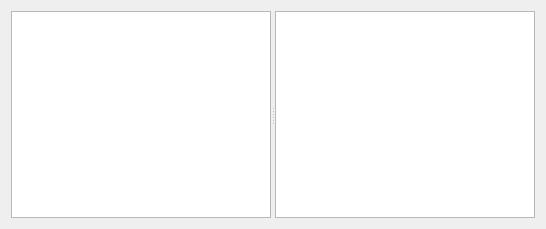
Above: src/editor/mpqeditor/ui/mpqeditor.ui from tdauth/wc3lib before the change. Below: the same form after it.
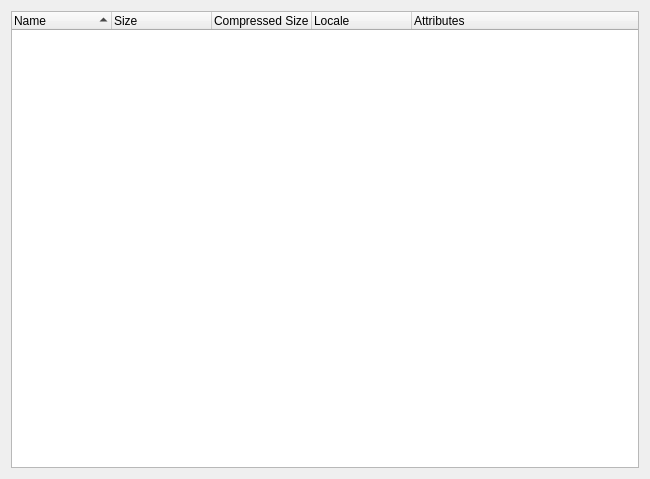
That is the form after the change.

```diff
--- a/src/editor/mpqeditor/ui/mpqeditor.ui
+++ b/src/editor/mpqeditor/ui/mpqeditor.ui
@@ -6,8 +6,8 @@
    <rect>
     <x>0</x>
     <y>0</y>
-    <width>546</width>
-    <height>229</height>
+    <width>650</width>
+    <height>479</height>
    </rect>
   </property>
   <property name="windowTitle">
@@ -35,16 +35,50 @@
         <verstretch>0</verstretch>
        </sizepolicy>
       </property>
+      <property name="contextMenuPolicy">
+       <enum>Qt::CustomContextMenu</enum>
+      </property>
+      <property name="editTriggers">
+       <set>QAbstractItemView::NoEditTriggers</set>
+      </property>
+      <property name="selectionMode">
+       <enum>QAbstractItemView::ExtendedSelection</enum>
+      </property>
+      <property name="sortingEnabled">
+       <bool>true</bool>
+      </property>
       <attribute name="headerVisible">
-       <bool>false</bool>
+       <bool>true</bool>
       </attribute>
+      <attribute name="headerShowSortIndicator" stdset="0">
+       <bool>true</bool>
+      </attribute>
       <column>
        <property name="text">
-        <string notr="true">1</string>
+        <string notr="true">Name</string>
+       </property>
+      </column>
+      <column>
+       <property name="text">
+        <string>Size</string>
+       </property>
+      </column>
+      <column>
+       <property name="text">
+        <string>Compressed Size</string>
+       </property>
+      </column>
+      <column>
+       <property name="text">
+        <string>Locale</string>
+       </property>
+      </column>
+      <column>
+       <property name="text">
+        <string>Attributes</string>
        </property>
       </column>
      </widget>
-     <widget class="QListWidget" name="m_filesListWidget"/>
     </widget>
    </item>
   </layout>
```
